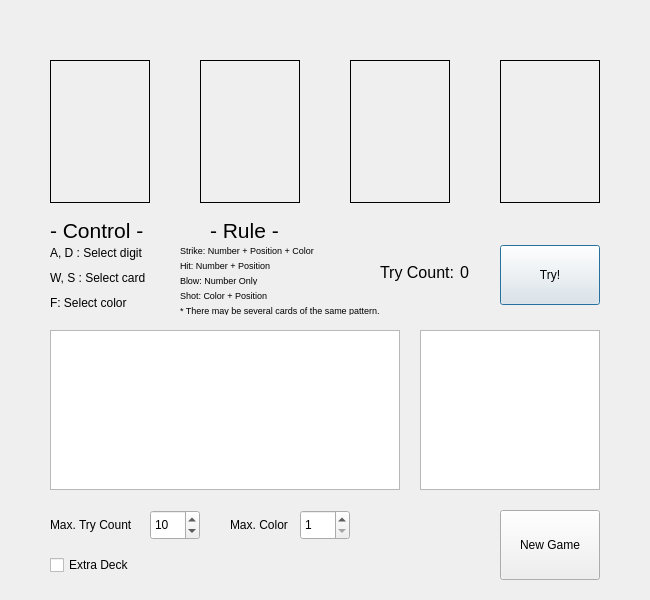
EzikialDaun/hit-and-blow, file hit_and_blow.ui: the form before one commit.
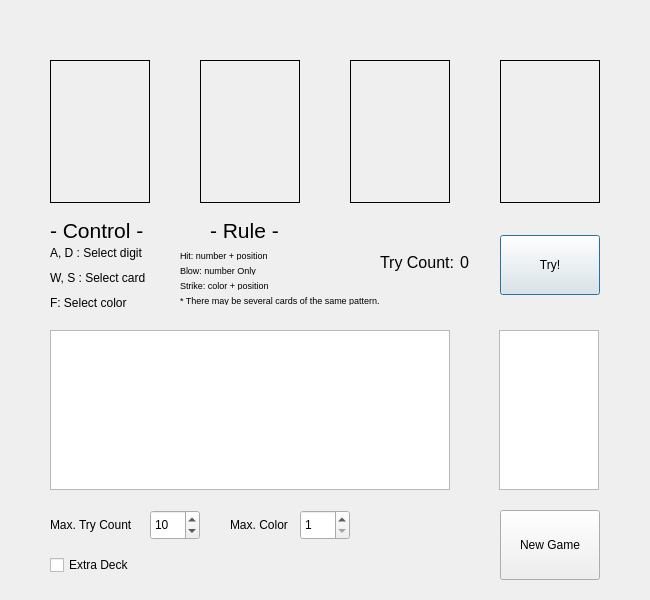
The form after the commit.

Commit message: 1. 설명 추가 2. 문제 생성, 비교 데이터 형식 변경 (배열 -> 딕셔너리) 3. UI 수정 4. 로그 기록 형식 수정

What changed in the file:
```diff
--- a/hit_and_blow.ui
+++ b/hit_and_blow.ui
@@ -115,7 +115,7 @@
    <property name="geometry">
     <rect>
      <x>500</x>
-     <y>245</y>
+     <y>235</y>
      <width>100</width>
      <height>60</height>
     </rect>
@@ -173,7 +173,7 @@
    <property name="geometry">
     <rect>
      <x>380</x>
-     <y>260</y>
+     <y>250</y>
      <width>80</width>
      <height>25</height>
     </rect>
@@ -194,7 +194,7 @@
    <property name="geometry">
     <rect>
      <x>460</x>
-     <y>260</y>
+     <y>250</y>
      <width>30</width>
      <height>25</height>
     </rect>
@@ -216,10 +216,16 @@
     <rect>
      <x>50</x>
      <y>330</y>
-     <width>350</width>
+     <width>400</width>
      <height>160</height>
     </rect>
    </property>
+   <property name="font">
+    <font>
+     <family>Arial</family>
+     <pointsize>8</pointsize>
+    </font>
+   </property>
    <property name="cursor" stdset="0">
     <cursorShape>ArrowCursor</cursorShape>
    </property>
@@ -233,12 +239,18 @@
   <widget class="QTextBrowser" name="textBrowser">
    <property name="geometry">
     <rect>
-     <x>420</x>
+     <x>499</x>
      <y>330</y>
-     <width>180</width>
+     <width>100</width>
      <height>160</height>
     </rect>
    </property>
+   <property name="font">
+    <font>
+     <family>Arial</family>
+     <pointsize>8</pointsize>
+    </font>
+   </property>
    <property name="focusPolicy">
     <enum>Qt::ClickFocus</enum>
    </property>
@@ -381,7 +393,7 @@
    <property name="geometry">
     <rect>
      <x>180</x>
-     <y>260</y>
+     <y>250</y>
      <width>130</width>
      <height>10</height>
     </rect>
@@ -393,14 +405,14 @@
     </font>
    </property>
    <property name="text">
-    <string>Hit: Number + Position</string>
+    <string>Hit: number + position</string>
    </property>
   </widget>
   <widget class="QLabel" name="label_10">
    <property name="geometry">
     <rect>
      <x>180</x>
-     <y>275</y>
+     <y>265</y>
      <width>130</width>
      <height>10</height>
     </rect>
@@ -412,33 +424,14 @@
     </font>
    </property>
    <property name="text">
-    <string>Blow: Number Only</string>
-   </property>
-  </widget>
-  <widget class="QLabel" name="label_11">
-   <property name="geometry">
-    <rect>
-     <x>180</x>
-     <y>245</y>
-     <width>200</width>
-     <height>10</height>
-    </rect>
-   </property>
-   <property name="font">
-    <font>
-     <family>Arial</family>
-     <pointsize>7</pointsize>
-    </font>
-   </property>
-   <property name="text">
-    <string>Strike: Number + Position + Color</string>
+    <string>Blow: number Only</string>
    </property>
   </widget>
   <widget class="QLabel" name="label_12">
    <property name="geometry">
     <rect>
      <x>180</x>
-     <y>290</y>
+     <y>280</y>
      <width>130</width>
      <height>10</height>
     </rect>
@@ -450,14 +443,14 @@
     </font>
    </property>
    <property name="text">
-    <string>Shot: Color + Position</string>
+    <string>Strike: color + position</string>
    </property>
   </widget>
   <widget class="QLabel" name="label_13">
    <property name="geometry">
     <rect>
      <x>180</x>
-     <y>305</y>
+     <y>295</y>
      <width>220</width>
      <height>10</height>
     </rect>
```
The commit also changes 5 other files.
